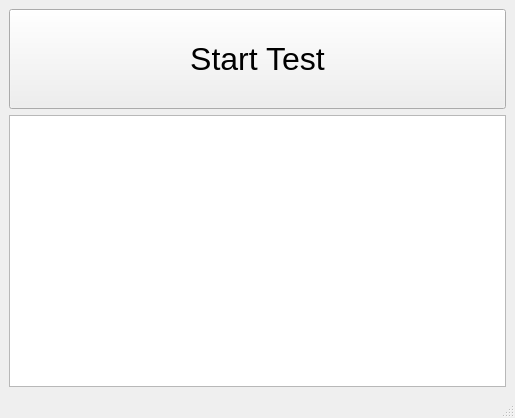
Before: the Qt Designer form mainWindow.ui in david98/schleichreportdownloader, drawn with Qt 5.
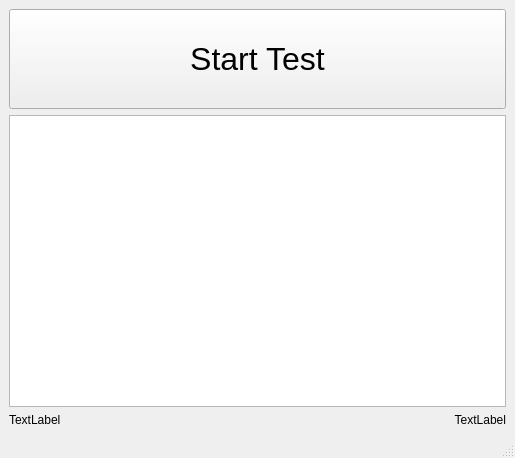
After: the same form once the commit is applied.

Commit message: Test can be started and report is automatically saved inside the program's folder. Saving a second time with path given by dialog fails with an exception in opening the file.

The edit to the form file:
```diff
--- a/mainWindow.ui
+++ b/mainWindow.ui
@@ -7,7 +7,7 @@
     <x>0</x>
     <y>0</y>
     <width>515</width>
-    <height>418</height>
+    <height>458</height>
    </rect>
   </property>
   <property name="minimumSize">
@@ -62,6 +62,54 @@
       </property>
      </widget>
     </item>
+    <item>
+     <layout class="QHBoxLayout" name="status_labels">
+      <item>
+       <widget class="QLabel" name="loadingIcon">
+        <property name="sizePolicy">
+         <sizepolicy hsizetype="Expanding" vsizetype="Fixed">
+          <horstretch>0</horstretch>
+          <verstretch>0</verstretch>
+         </sizepolicy>
+        </property>
+        <property name="maximumSize">
+         <size>
+          <width>16777215</width>
+          <height>20</height>
+         </size>
+        </property>
+        <property name="text">
+         <string>TextLabel</string>
+        </property>
+        <property name="scaledContents">
+         <bool>false</bool>
+        </property>
+       </widget>
+      </item>
+      <item>
+       <widget class="QLabel" name="connectionStatus">
+        <property name="sizePolicy">
+         <sizepolicy hsizetype="Expanding" vsizetype="Fixed">
+          <horstretch>0</horstretch>
+          <verstretch>0</verstretch>
+         </sizepolicy>
+        </property>
+        <property name="maximumSize">
+         <size>
+          <width>16777215</width>
+          <height>20</height>
+         </size>
+        </property>
+        <property name="text">
+         <string>TextLabel</string>
+        </property>
+        <property name="alignment">
+         <set>Qt::AlignRight|Qt::AlignTrailing|Qt::AlignVCenter</set>
+        </property>
+       </widget>
+      </item>
+     </layout>
+    </item>
    </layout>
   </widget>
   <widget class="QStatusBar" name="statusbar"/>
```
The commit also changes 4 other files.
